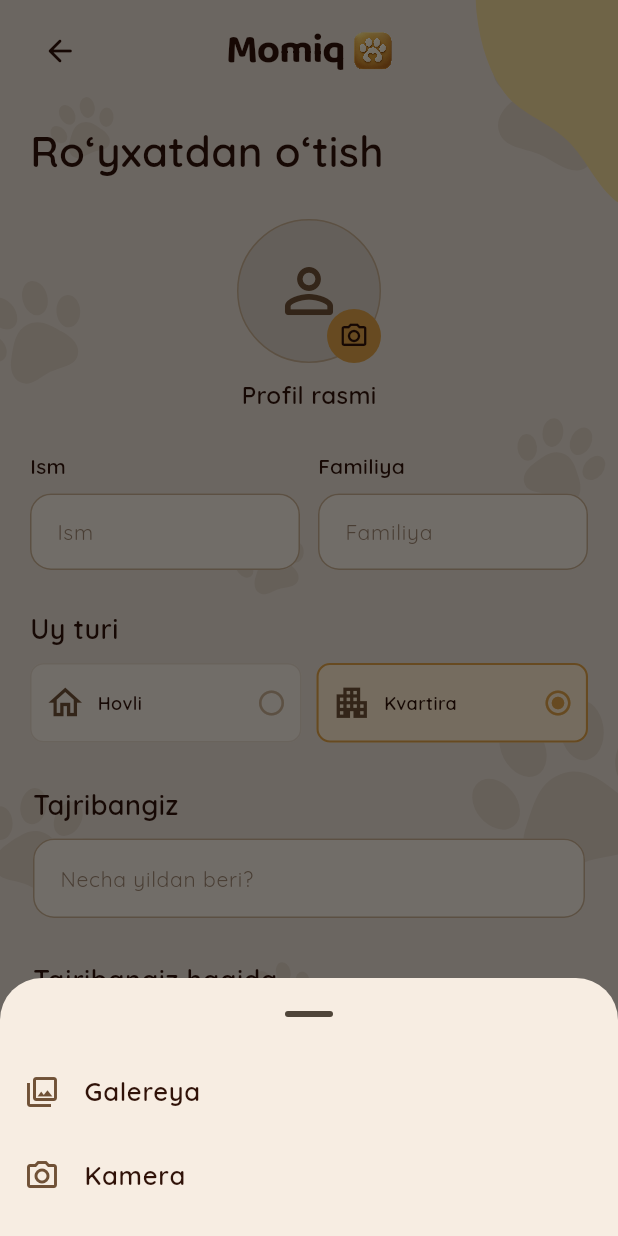
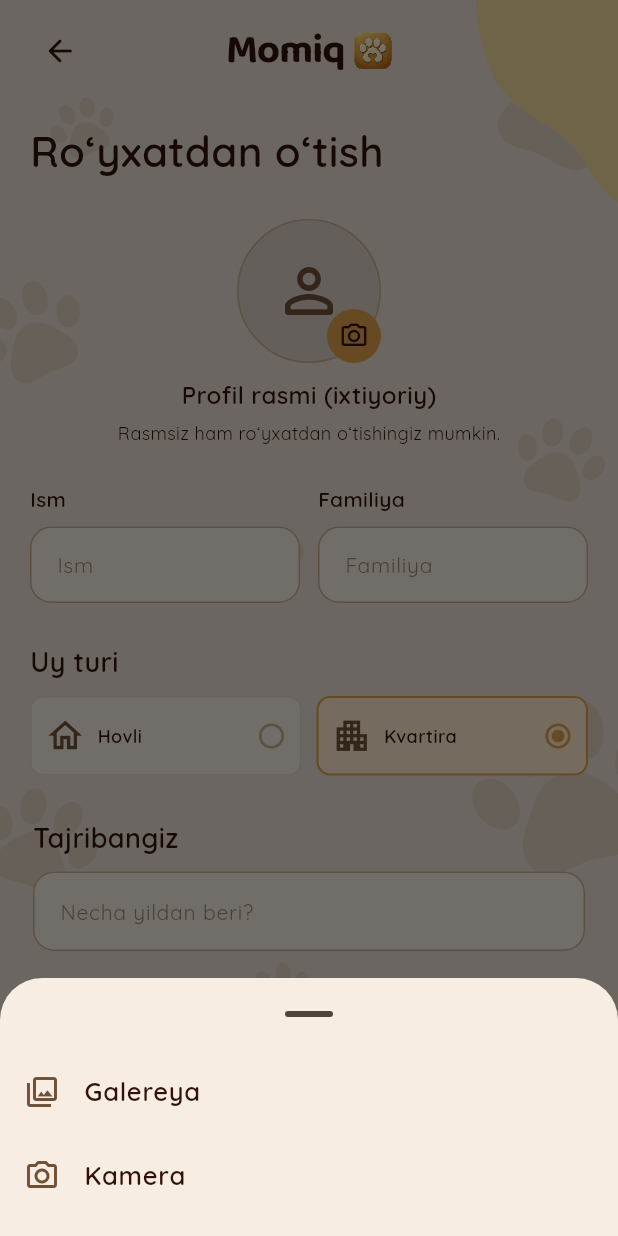
Before and after one commit to umar200000/momiq_app, a Flutter app: the SitterRegistrationPage widget shown alone on an empty page, opened directly, after a tap on the "person outline" icon, on a phone screen of 412 x 824 dp. Run offline on Flutter 3.47's test engine with Material 3 defaults, Android fonts, the phone set to English and light mode, and no system bars; our stand-ins replace flutter_svg, geolocator, image_picker, shared_preferences; missing offline and left inert: map_launcher, yandex_maps_mapkit; accounts and stored records are empty; network calls fail.

Commit message:
Make registration profile photos explicitly optional for both roles

```diff
--- a/lib/features/onboarding/data/profile_photo_source.dart
+++ b/lib/features/onboarding/data/profile_photo_source.dart
@@ -1,7 +1,7 @@
 import 'dart:typed_data';
 import 'package:image_picker/image_picker.dart';
 
-/// Picked photos remain local; there is no upload or backend in this flow.
+/// Picks resized images; the profile form saves selected bytes to the backend.
 class ProfilePhotoSource {
   final ImagePicker _picker = ImagePicker();
 
--- a/lib/features/onboarding/presentation/pages/sitter_registration_page.dart
+++ b/lib/features/onboarding/presentation/pages/sitter_registration_page.dart
@@ -56,7 +56,7 @@ class _SitterRegistrationPageState extends State<SitterRegistrationPage> {
   bool _choosingPhoto = false;
   final _sectionKeys = List.generate(4, (_) => GlobalKey());
   List<bool> get _valid => [
-    _avatar != null,
+    true, // Profile photo is optional.
     _years != null,
     _experience.text.trim().isNotEmpty,
     _home.length >= 3 && _home.length <= 9,
@@ -118,7 +118,23 @@ class _SitterRegistrationPageState extends State<SitterRegistrationPage> {
       });
       if (profile) {
         final image = await _photos.pickProfile(source: source);
-        if (mounted && image != null) setState(() => _avatar = image);
+        if (mounted && image != null) {
+          if (image.length > 3 * 1024 * 1024) {
+            ScaffoldMessenger.of(context).showSnackBar(
+              SnackBar(
+                content: Text(
+                  lt(
+                    'Rasm 3 MB dan kichik bo‘lishi kerak.',
+                    'Photo must be under 3 MB.',
+                    'Фото должно быть меньше 3 МБ.',
+                  ),
+                ),
+              ),
+            );
+          } else {
+            setState(() => _avatar = image);
+          }
+        }
       } else {
         final images = await _photos.pickHome(9 - _home.length, source: source);
         if (mounted) {
@@ -303,7 +319,9 @@ class _SitterRegistrationPageState extends State<SitterRegistrationPage> {
                         button: true,
                         child: InkWell(
                           key: const ValueKey('profileUpload'),
-                          onTap: _picking ? null : () => _pick(true),
+                          onTap: _picking || _submitting
+                              ? null
+                              : () => _pick(true),
                           borderRadius: BorderRadius.circular(60),
                           child: Stack(
                             children: [
@@ -313,11 +331,7 @@ class _SitterRegistrationPageState extends State<SitterRegistrationPage> {
                                 decoration: BoxDecoration(
                                   shape: BoxShape.circle,
                                   color: const Color(0xFFDBD0C5),
-                                  border: Border.all(
-                                    color: _submitted && _avatar == null
-                                        ? Colors.red.shade700
-                                        : formBorder,
-                                  ),
+                                  border: Border.all(color: formBorder),
                                 ),
                                 child: _avatar == null
                                     ? const Icon(
@@ -354,9 +368,36 @@ class _SitterRegistrationPageState extends State<SitterRegistrationPage> {
                       ),
                       const SizedBox(height: 10),
                       Text(
-                        context.tr('Profil rasmi'),
+                        lt(
+                          'Profil rasmi (ixtiyoriy)',
+                          'Profile photo (optional)',
+                          'Фото профиля (необязательно)',
+                        ),
                         style: profileText(16, bold: true),
                       ),
+                      const SizedBox(height: 5),
+                      Text(
+                        lt(
+                          'Rasmsiz ham ro‘yxatdan o‘tishingiz mumkin.',
+                          'You can register without a photo.',
+                          'Можно зарегистрироваться без фото.',
+                        ),
+                        style: profileText(12),
+                      ),
+                      if (_avatar != null)
+                        TextButton(
+                          key: const ValueKey('removeSitterProfilePhoto'),
+                          onPressed: _picking || _submitting
+                              ? null
+                              : () => setState(() => _avatar = null),
+                          child: Text(
+                            lt(
+                              'Rasmni olib tashlash',
+                              'Remove photo',
+                              'Удалить фото',
+                            ),
+                          ),
+                        ),
                     ],
                   ),
                 ),
```
Also changed, not shown: lib/features/customer/presentation/customer_account.dart (+76 -11 lines), 1 other file.
